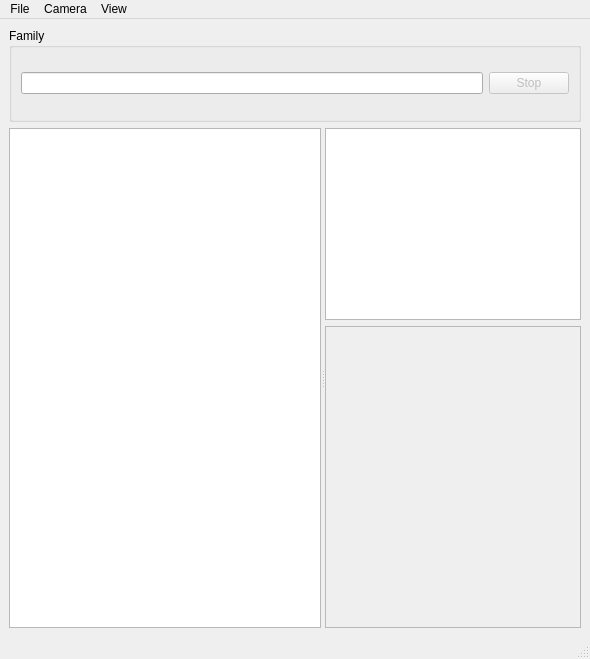
josh23french/photo-upload-inator, file forms/tetherwindow.ui: the form before one commit.
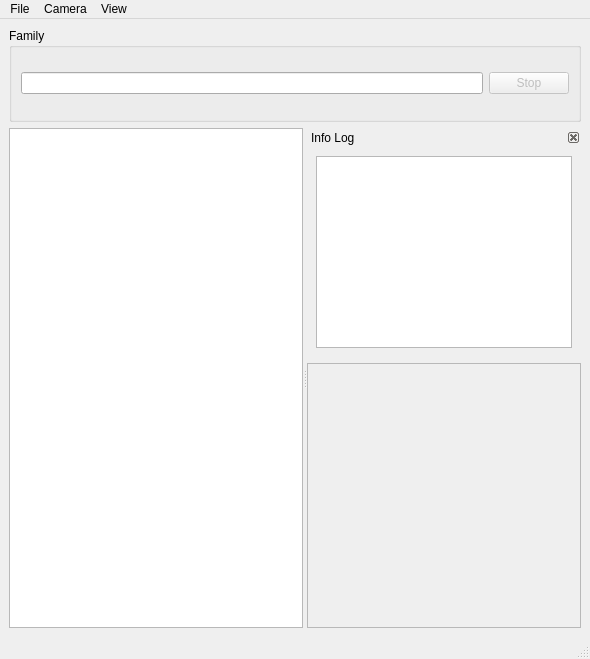
The form after the commit. Icons and pictures are not drawn. Custom widgets are drawn as their Qt base class.

Commit message: Moved Log view to qdocwidget... and added to the menu.; closes #2; and deleted file>sign_in so fixes #3

```diff
--- a/forms/tetherwindow.ui
+++ b/forms/tetherwindow.ui
@@ -78,7 +78,21 @@
          <number>0</number>
         </property>
         <item>
-         <widget class="QPlainTextEdit" name="log"/>
+         <widget class="QDockWidget" name="dockWidget">
+          <property name="features">
+           <set>QDockWidget::DockWidgetClosable</set>
+          </property>
+          <property name="windowTitle">
+           <string>Info Log</string>
+          </property>
+          <widget class="QWidget" name="dockWidgetContents">
+           <layout class="QVBoxLayout" name="verticalLayout_3">
+            <item>
+             <widget class="QPlainTextEdit" name="log"/>
+            </item>
+           </layout>
+          </widget>
+         </widget>
         </item>
         <item>
          <widget class="QScrollArea" name="scrollArea">
```
Left out of the diff: 31 changed lines with no effect on the pictures. The commit also changes 1 other file.
